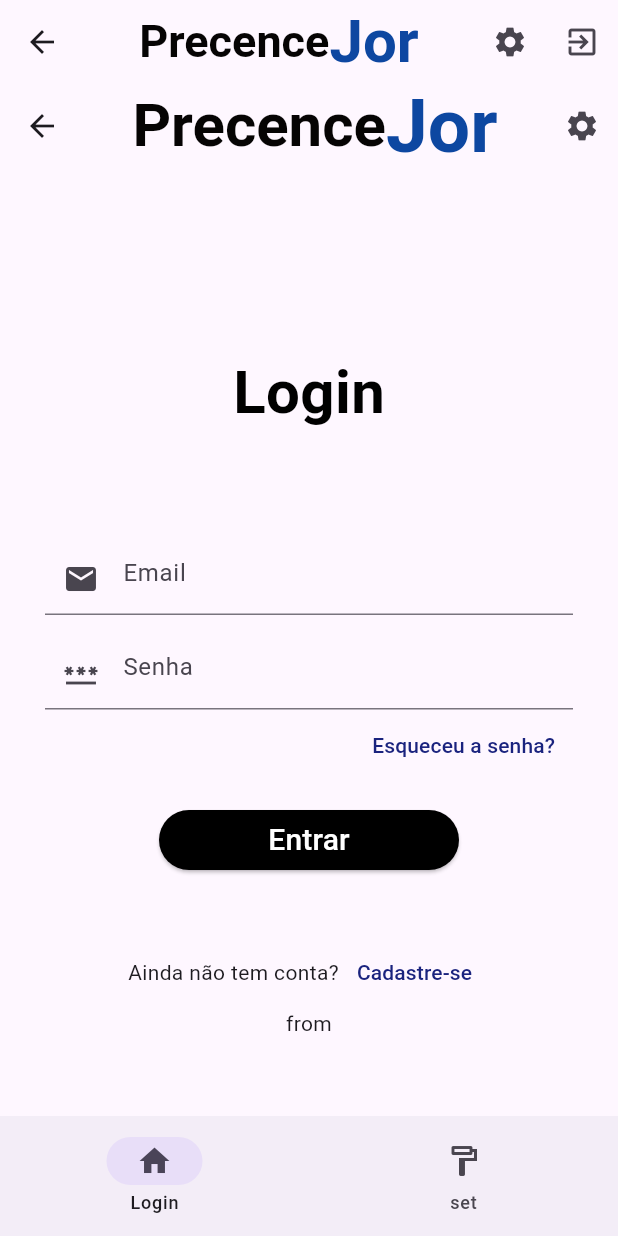
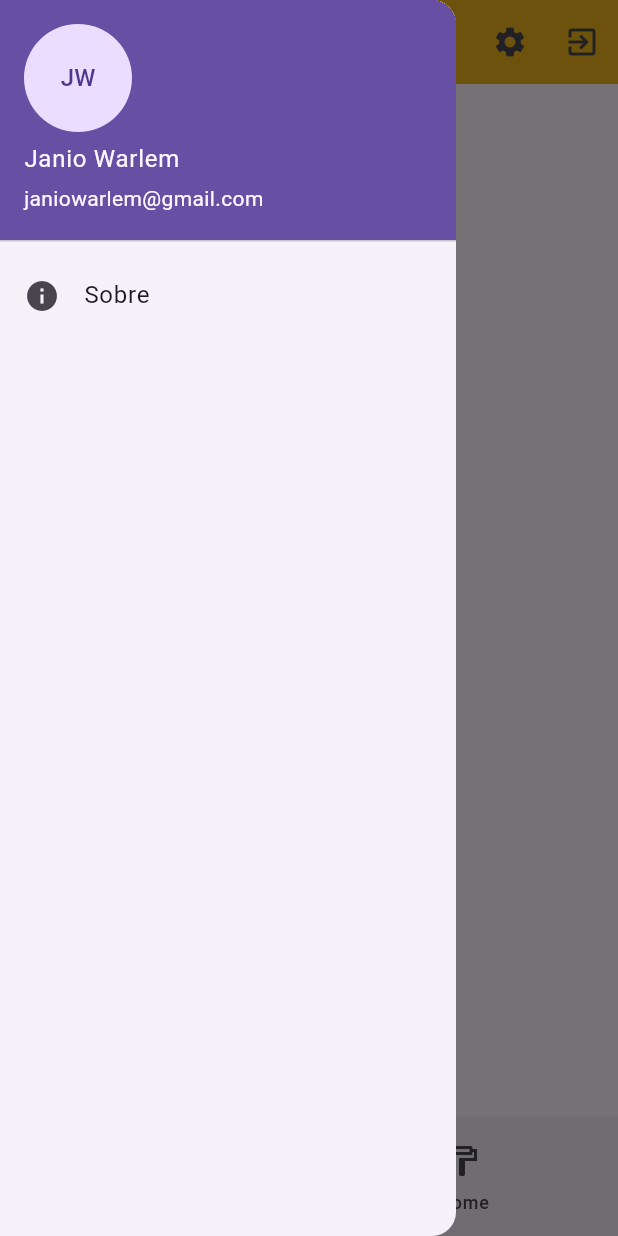
Before and after one commit to JanioWarlem/PrecenceJor, a Flutter app: the HomeView screen opened by its route, with the side drawer open (before the commit the screen has no drawer), on a phone screen of 412 x 824 dp. Run offline on Flutter 3.47's test engine with Material 3 defaults, Android fonts, the light colour scheme and no system bars; our stand-ins replace cloud_firestore, firebase_auth, firebase_core; accounts and stored records are empty; generated files the repository leaves out were written again.

Commit message:
criacao de dois naibar um para tela grende e outro para mobile

```diff
--- /dev/null
+++ b/lib/src/view/eventos_view.dart
@@ -0,0 +1,58 @@
+// ignore_for_file: prefer_const_constructors, prefer_const_literals_to_create_immutables, sized_box_for_whitespace
+import 'package:flutter/material.dart';
+
+
+class Eventos_view extends StatefulWidget {
+  const Eventos_view({super.key});
+  static const routeName = 'Login';
+
+  @override
+  State<Eventos_view> createState() => _Eventos_view();
+}
+
+class _Eventos_view extends State<Eventos_view> {
+
+  @override
+  void initState() {
+    super.initState();
+  }
+
+  @override
+  Widget build(BuildContext context) {
+    return Scaffold(
+      body: Scaffold(
+      /*appBar: AppBar(
+        title: const Text(''),
+        actions: [
+
+        ],
+      ),
+      */
+
+      // To work with lists that may contain a large number of items, it’s best
+      // to use the ListView.builder constructor.
+      //
+      // In contrast to the default ListView constructor, which requires
+      // building all Widgets up front, the ListView.builder constructor lazily
+      // builds Widgets as they’re scrolled into view.
+      body: ListView.builder(
+        // Providing a restorationId allows the ListView to restore the
+        // scroll position when a user leaves and returns to the app after it
+        // has been killed while running in the background.
+        restorationId: 'sampleItemListView',
+        itemCount: 1,
+        itemBuilder: (BuildContext context, int index) {
+          return ListTile(
+            title: Text('Lista de eventos aq'),
+            leading: const CircleAvatar(
+              // Display the Flutter Logo image asset.
+              foregroundImage: AssetImage('assets/images/flutter_logo.png'),
+            ),
+
+          );
+        },
+      ),
+      ),
+    );
+  }
+}
--- a/lib/src/view/home_view.dart
+++ b/lib/src/view/home_view.dart
@@ -3,6 +3,7 @@ import 'package:flutter/widgets.dart';
 import 'package:presence_jor/src/sample_feature/sample_item_list_view.dart';
 import 'package:presence_jor/src/settings/settings_view.dart';
 import 'package:presence_jor/src/view/cadastro_view.dart';
+import 'package:presence_jor/src/view/eventos_view.dart';
 import 'package:presence_jor/src/view/login_view.dart';
 
 import '../controller/login_controller.dart';
@@ -43,13 +44,13 @@ class _HomeViewState extends State<HomeView> {
 
   List<PaginaDestino> destinations = <PaginaDestino>[
     const PaginaDestino(
-        'Login',
+          'incrições',
           Icon(Icons.home_outlined),
           Icon(Icons.home),
-        LoginView(),
+          Eventos_view(),
         ),
     const PaginaDestino(
-        'set',
+          'Home',
           Icon(Icons.format_paint_outlined),
           Icon(Icons.format_paint),
           SampleItemListView(),
@@ -63,11 +64,13 @@ class _HomeViewState extends State<HomeView> {
     super.initState();
   }
 
-
   @override
   Widget build(BuildContext context) {
+
     return Scaffold(
       appBar: AppBar(
+        elevation: 10,
+        backgroundColor: Colors.amber,
         title: Row(
           mainAxisAlignment: MainAxisAlignment.center,
           children: [
@@ -115,9 +118,10 @@ class _HomeViewState extends State<HomeView> {
             },
           ),
         ],
+
       ),
 
-      /*drawer: Drawer(
+      drawer: Drawer(
         child: ListView(
           padding: EdgeInsets.zero,
           children: [
@@ -139,13 +143,30 @@ class _HomeViewState extends State<HomeView> {
           ]
         ),
       ),
-      */
 
-    body: destinations[screenIndex].page,
 
-      bottomNavigationBar: NavigationBar(
+      body: Row(
+        children: [
+          if (showNavigationDrawer)
+            buildDrawerScaffold(), // Exibe o NavigationRail se a tela for grande
+          Expanded(
+            child: destinations[screenIndex].page,
+          ),
+        ],
+      ),
+
+
+      bottomNavigationBar: showNavigationDrawer ?
+        null:
+        buildBottomBarScaffold(),
+
+    );
+  }
+
+Widget buildBottomBarScaffold() {
+    return  NavigationBar(
         selectedIndex: screenIndex,
-        onDestinationSelected: (int index){
+        onDestinationSelected: (int index) {
           setState(() {
             screenIndex = index;
           });
@@ -160,12 +181,53 @@ class _HomeViewState extends State<HomeView> {
             );
           },
         ).toList(),
+      );
+  }
 
+
+Widget buildDrawerScaffold() {
+    return SafeArea(
+        bottom: false,
+        top: false,
+        child: Row(
+          children: [
+            Padding(
+              padding: const EdgeInsets.symmetric(horizontal: 5),
+              child: NavigationRail(
+                minWidth: 50,
+                selectedIndex: screenIndex,
+                useIndicator: true,
+                onDestinationSelected: (int index) {
+                  setState(() {
+                    screenIndex = index;
+                  });
+                },
+                destinations: destinations.map(
+                  (PaginaDestino destination) {
+                    return NavigationRailDestination(
+                      label: Text(destination.label),
+                      icon: destination.icon,
+                      selectedIcon: destination.selectedIcon,
+                    );
+                  },
+                  ).toList(),
+              ),
+            ),
+            const VerticalDivider(thickness: 1, width: 1),
+          ]
         ),
     );
   }
+
+
+
+
+
+
+  @override
+  void didChangeDependencies() {
+    super.didChangeDependencies();
+    showNavigationDrawer = MediaQuery.of(context).size.width >= 500;
   }
 
-void getNavPagina(int index,  BuildContext context, String name){
-  Navigator.restorablePopAndPushNamed(context, name);
 }
```
Lines whose indentation alone changed are shown as unchanged.
